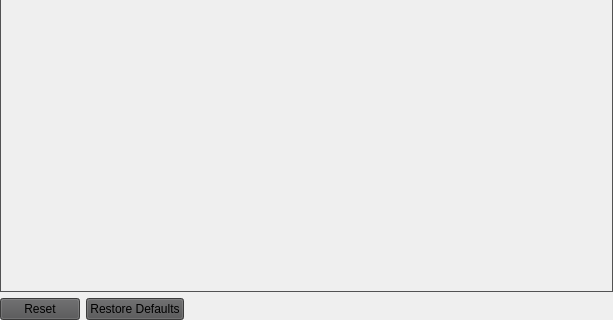
Before: the Qt Designer form ui/settings/Settings.ui in OpenFairWind/FairWindSK, drawn with Qt 5; both pictures show x 0 to 613 and y 228 to 548 of the 613 by 548 pixel window.
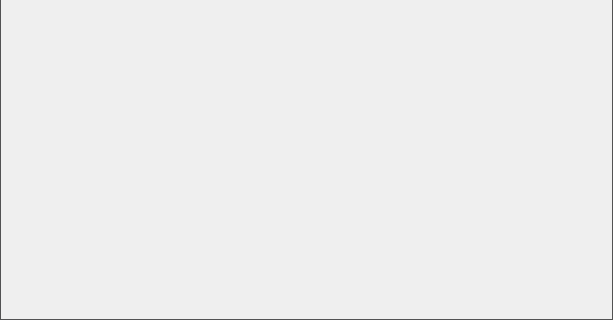
After: the same form once the commit is applied.

Commit message: Add system settings tab with diagnostics

The edit to the form file:
```diff
--- a/ui/settings/Settings.ui
+++ b/ui/settings/Settings.ui
@@ -70,23 +70,6 @@
      </item>
     </layout>
    </item>
-   <item row="1" column="0">
-    <widget class="QDialogButtonBox" name="buttonBox">
-     <property name="styleSheet">
-      <string notr="true">background-color: rgb(82, 82, 83);
-border-top-color: rgb(159, 157, 160);
-border-left-color: rgb(159, 157, 160);
-border-right-color: rgb(83, 83, 84);
-border-bottom-color: rgb(83, 83, 84);</string>
-     </property>
-     <property name="standardButtons">
-      <set>QDialogButtonBox::StandardButton::Reset|QDialogButtonBox::StandardButton::RestoreDefaults</set>
-     </property>
-     <property name="centerButtons">
-      <bool>false</bool>
-     </property>
-    </widget>
-   </item>
   </layout>
  </widget>
  <resources/>
```
The commit also changes 6 other files.
